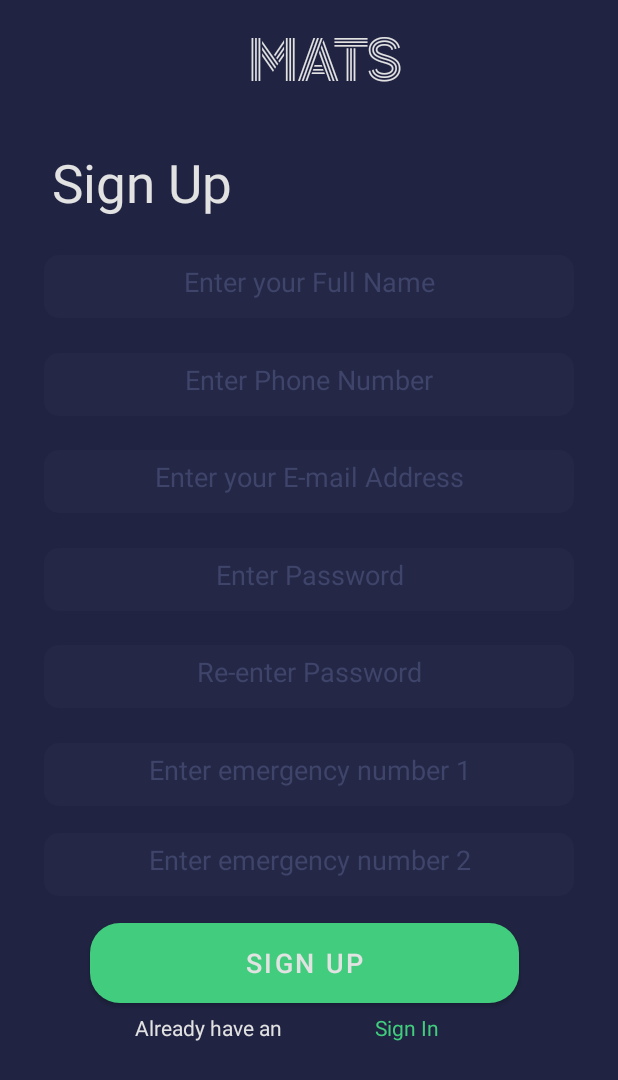
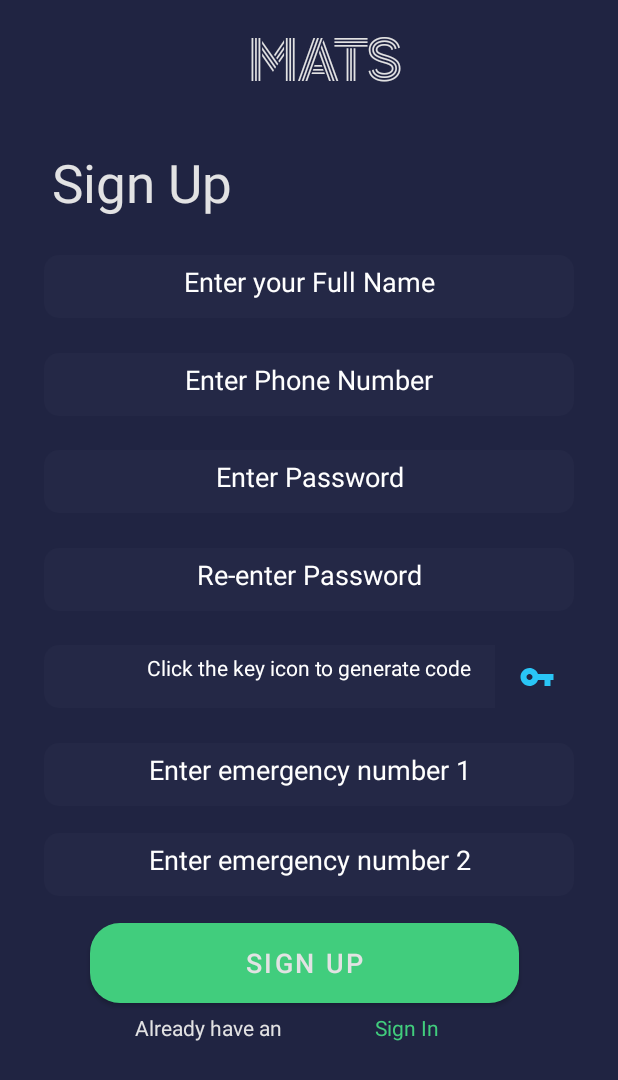
Before and after one commit to Xantosh/Anti-theft-app, an Android app: the registration screen opened directly, with no data from a screen before it, on a phone screen of 412 x 824 dp. Shown: the top 1080 px of the screen. Run offline under Robolectric (Android 15) with nearby library versions, the phone set to English and light mode, and no system bars; Roboto replaces fonts that are not available here.

Commit message:
minor project

```diff
--- a/app/src/main/java/com/example/mata/registration.java
+++ b/app/src/main/java/com/example/mata/registration.java
@@ -6,11 +6,15 @@
 import android.os.Bundle;
 import android.view.View;
 import android.widget.Button;
+import android.widget.ImageButton;
 import android.widget.TextView;
 
+import java.util.Random;
+
 public class registration extends AppCompatActivity {
-    TextView sign;
+    TextView sign,generate;
     Button signup;
+    ImageButton generate_code;
     @Override
     protected void onCreate(Bundle savedInstanceState) {
         super.onCreate(savedInstanceState);
@@ -18,6 +22,8 @@
 
         sign= findViewById(R.id.sign);
         signup= findViewById(R.id.signup);
+        generate_code= findViewById(R.id.generate_code);
+        generate=findViewById(R.id.generate);
 
         sign.setOnClickListener(new View.OnClickListener() {
             @Override
@@ -37,5 +43,18 @@
 
             }
         });
+            // to generate a random code from the app itself
+        generate_code.setOnClickListener(new View.OnClickListener() {
+            @Override
+            public void onClick(View view) {
+                Random random= new Random(); // Random is used to generate random code
+                int value= random.nextInt(10000-1000)+1000; // fmla to generate 4 digit code(max - min)+ min
+                generate.setText(Integer.toString(value)); // first changed to string then stored in the text view
+
+            }
+        });
+
+        // finished generating the code
+
     }
 }
--- /dev/null
+++ b/app/src/main/res/drawable/keys.xml
@@ -0,0 +1,5 @@
+<vector android:height="24dp" android:tint="#29C5F6"
+    android:viewportHeight="24" android:viewportWidth="24"
+    android:width="24dp" xmlns:android="http://schemas.android.com/apk/res/android">
+    <path android:fillColor="@android:color/white" android:pathData="M12.65,10C11.83,7.67 9.61,6 7,6c-3.31,0 -6,2.69 -6,6s2.69,6 6,6c2.61,0 4.83,-1.67 5.65,-4H17v4h4v-4h2v-4H12.65zM7,14c-1.1,0 -2,-0.9 -2,-2s0.9,-2 2,-2 2,0.9 2,2 -0.9,2 -2,2z"/>
+</vector>
--- a/app/src/main/res/layout/activity_registration.xml
+++ b/app/src/main/res/layout/activity_registration.xml
@@ -50,41 +50,39 @@
         android:id="@+id/name"
         android:layout_width="366dp"
         android:layout_height="42dp"
+        android:layout_marginStart="29dp"
+        android:layout_marginTop="170dp"
+        android:layout_marginEnd="29dp"
         android:background="@drawable/text_button"
         android:ems="10"
-        android:layout_marginStart="29dp"
-        android:layout_marginEnd="29dp"
-        android:layout_marginTop="170dp"
         android:gravity="center_horizontal"
         android:hint="Enter your Full Name"
         android:inputType="textPersonName"
         android:paddingTop="5dp"
         android:textAlignment="center"
-        android:textColor="#3f446a"
-        android:textColorHint="#3f446a"
-         />
+        android:textColor="#ffffff"
+        android:textColorHint="#ffffff" />
 
     <EditText
         android:id="@+id/number"
         android:layout_width="366dp"
         android:layout_height="42dp"
+        android:layout_marginStart="29dp"
         android:layout_marginTop="235dp"
+        android:layout_marginEnd="29dp"
         android:layout_marginBottom="25dp"
         android:background="@drawable/text_button"
         android:ems="10"
-        android:layout_marginStart="29dp"
-        android:layout_marginEnd="29dp"
         android:gravity="center_horizontal"
         android:hint="Enter Phone Number"
         android:inputType="phone"
         android:paddingTop="5dp"
         android:textAlignment="center"
-        android:textColor="#3f446a"
-        android:textColorHint="#3f446a"
-         />
+        android:textColor="#ffffff"
+        android:textColorHint="#ffffff" />
 
     <EditText
-        android:id="@+id/email"
+        android:id="@+id/password"
         android:layout_width="366dp"
         android:layout_height="42dp"
         android:layout_marginStart="29dp"
@@ -94,15 +92,15 @@
         android:ems="10"
         android:gravity="center_horizontal"
 
-        android:hint="Enter your E-mail Address"
-        android:inputType="textEmailAddress"
+        android:hint="Enter Password"
+        android:inputType="textPassword"
         android:paddingTop="5dp"
         android:textAlignment="center"
-        android:textColor="#3f446a"
-        android:textColorHint="#3f446a" />
+        android:textColor="#ffffff"
+        android:textColorHint="#ffffff" />
 
     <EditText
-        android:id="@+id/password"
+        android:id="@+id/repassword"
         android:layout_width="366dp"
         android:layout_height="42dp"
         android:layout_marginStart="29dp"
@@ -111,30 +109,27 @@
         android:background="@drawable/text_button"
         android:ems="10"
         android:gravity="center_horizontal"
-        android:hint="Enter Password"
-        android:inputType="textPassword"
-        android:paddingTop="5dp"
-        android:textAlignment="center"
-        android:textColor="#3f446a"
-        android:textColorHint="#3f446a" />
-
-    <EditText
-        android:id="@+id/confirm_password"
-        android:layout_width="366dp"
-        android:layout_height="42dp"
-        android:layout_marginTop="430dp"
-        android:layout_marginStart="29dp"
-        android:layout_marginEnd="29dp"
-        android:background="@drawable/text_button"
-        android:ems="10"
-        android:gravity="center_horizontal"
         android:hint="Re-enter Password"
         android:inputType="textPassword"
         android:paddingTop="5dp"
         android:textAlignment="center"
-        android:textColor="#3f446a"
-        android:textColorHint="#3f446a"
-       />
+        android:textColor="#ffffff"
+        android:textColorHint="#ffffff" />
+
+    <TextView
+        android:id="@+id/generate"
+        android:layout_width="366dp"
+        android:layout_height="42dp"
+        android:layout_marginStart="29dp"
+        android:layout_marginTop="430dp"
+        android:layout_marginEnd="29dp"
+        android:background="@drawable/text_button"
+        android:gravity="center_horizontal"
+        android:paddingTop="5dp"
+        android:text="Click the key icon to generate code"
+        android:textAlignment="center"
+        android:textColor="#ffffff" />
+
 
     <EditText
         android:id="@+id/emnumber1"
@@ -150,8 +145,8 @@
         android:inputType="phone"
         android:paddingTop="5dp"
         android:textAlignment="center"
-        android:textColor="#3f446a"
-        android:textColorHint="#3f446a"
+        android:textColor="#ffffff"
+        android:textColorHint="#ffffff"
         />
     <EditText
         android:id="@+id/emnumber2"
@@ -168,8 +163,8 @@
         android:inputType="phone"
         android:paddingTop="5dp"
         android:textAlignment="center"
-        android:textColor="#3f446a"
-        android:textColorHint="#3f446a"
+        android:textColor="#ffffff"
+        android:textColorHint="#ffffff"
         />
 
     <Button
@@ -177,16 +172,16 @@
         android:layout_width="295dp"
         android:layout_height="53dp"
         android:layout_marginStart="60dp"
+        android:layout_marginLeft="74dp"
         android:layout_marginTop="615dp"
         android:layout_marginEnd="66dp"
+        android:layout_marginRight="85dp"
         android:background="@drawable/button_shape"
+        android:hapticFeedbackEnabled="true"
         android:text="Sign Up"
         android:textColor="#e2e2e3"
         android:textSize="18dp"
-        app:backgroundTint="#41cd7d"
-        android:hapticFeedbackEnabled="true"
-        android:layout_marginLeft="74dp"
-        android:layout_marginRight="85dp" />
+        app:backgroundTint="#41cd7d" />
 
     <TextView
         android:layout_width="156dp"
@@ -220,4 +215,14 @@
 
         app:layout_constraintVertical_bias="0.0" />
 
+    <ImageButton
+        android:id="@+id/generate_code"
+        android:layout_width="55dp"
+        android:layout_height="42dp"
+        android:layout_marginLeft="330dp"
+        android:layout_marginTop="430dp"
+        android:background="#202442"
+        app:srcCompat="@drawable/keys"
+        tools:ignore="VectorDrawableCompat" />
+
 </RelativeLayout>
--- a/app/src/main/res/layout/activity_splash_screen.xml
+++ b/app/src/main/res/layout/activity_splash_screen.xml
@@ -6,7 +6,6 @@
     android:layout_height="match_parent"
     android:background="#202442"
     tools:context=".splash_screen">
-
 
     <TextView
         android:layout_width="229dp"
@@ -22,6 +21,8 @@
         android:textColor="#e2e2e3"
         android:textSize="35dp"
         android:textStyle="bold" />
+
+
 
     <TextView
         android:layout_width="135dp"
```
